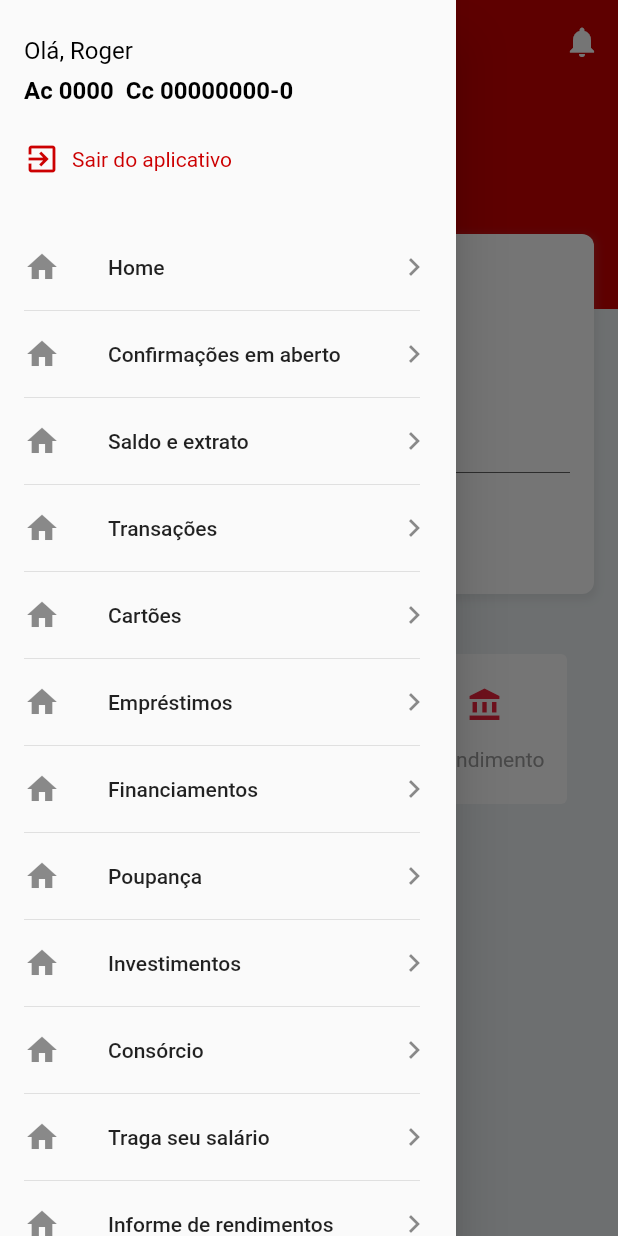
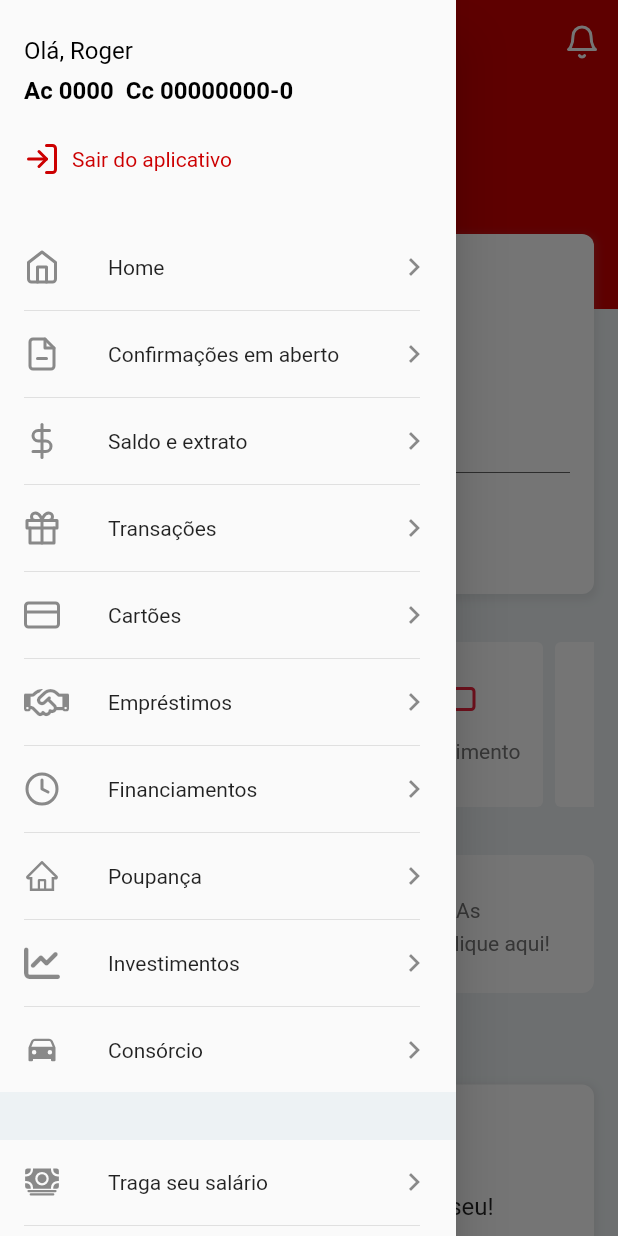
Before and after one commit to rbmelolima/UI-Clone-Santander, a Flutter app: the screen it shows after launch, with the side drawer open, on a phone screen of 412 x 824 dp. Run offline on Flutter 3.47's test engine with Material 2 defaults, Android fonts, the phone set to English and light mode, and no system bars; our stand-ins replace flutter_icons, mask_text_input_formatter.

Commit message:
feat: criando section dos cartões e ajustando os ícones

```diff
--- a/lib/components/Drawer/index.dart
+++ b/lib/components/Drawer/index.dart
@@ -1,4 +1,6 @@
 import 'package:flutter/material.dart';
+import 'package:flutter_icons/flutter_icons.dart';
+
 import 'package:ui_bank/components/UserAccountInformation/index.dart';
 
 class DrawerHeaderAccount extends StatelessWidget {
@@ -22,7 +24,7 @@ class DrawerHeaderAccount extends StatelessWidget {
               child: Row(
                 children: [
                   Icon(
-                    Icons.exit_to_app,
+                    Feather.log_in,
                     color: Theme.of(context).primaryColor,
                   ),
                   Container(
@@ -45,116 +47,122 @@ class DrawerHeaderAccount extends StatelessWidget {
   }
 }
 
+// ignore: must_be_immutable
 class DrawerList extends StatelessWidget {
   @override
   Widget build(BuildContext context) {
     return Column(
       children: [
         ListTile(
-          leading: Icon(Icons.home),
+          leading: Icon(Feather.home),
           trailing: Icon(Icons.keyboard_arrow_right),
-          title: Text("Home"),
+          title: Text("Home", style: textStyle),
           onTap: () {},
         ),
         _customDivider(),
         ListTile(
-          leading: Icon(Icons.home),
+          leading: Icon(Feather.file_minus),
           trailing: Icon(Icons.keyboard_arrow_right),
-          title: Text("Confirmações em aberto"),
+          title: Text("Confirmações em aberto", style: textStyle),
           onTap: () {},
         ),
         _customDivider(),
         ListTile(
-          leading: Icon(Icons.home),
+          leading: Icon(Feather.dollar_sign),
           trailing: Icon(Icons.keyboard_arrow_right),
-          title: Text("Saldo e extrato"),
+          title: Text("Saldo e extrato", style: textStyle),
           onTap: () {},
         ),
         _customDivider(),
         ListTile(
-          leading: Icon(Icons.home),
+          leading: Icon(Feather.gift),
           trailing: Icon(Icons.keyboard_arrow_right),
-          title: Text("Transações"),
+          title: Text("Transações", style: textStyle),
           onTap: () {},
         ),
         _customDivider(),
         ListTile(
-          leading: Icon(Icons.home),
+          leading: Icon(Feather.credit_card),
           trailing: Icon(Icons.keyboard_arrow_right),
-          title: Text("Cartões"),
+          title: Text("Cartões", style: textStyle),
           onTap: () {},
         ),
         _customDivider(),
         ListTile(
-          leading: Icon(Icons.home),
+          leading: Icon(FontAwesome.handshake_o),
           trailing: Icon(Icons.keyboard_arrow_right),
-          title: Text("Empréstimos"),
+          title: Text("Empréstimos", style: textStyle),
           onTap: () {},
         ),
         _customDivider(),
         ListTile(
-          leading: Icon(Icons.home),
+          leading: Icon(Feather.clock),
           trailing: Icon(Icons.keyboard_arrow_right),
-          title: Text("Financiamentos"),
+          title: Text("Financiamentos", style: textStyle),
           onTap: () {},
         ),
         _customDivider(),
         ListTile(
-          leading: Icon(Icons.home),
+          leading: Icon(AntDesign.home),
           trailing: Icon(Icons.keyboard_arrow_right),
-          title: Text("Poupança"),
+          title: Text("Poupança", style: textStyle),
           onTap: () {},
         ),
         _customDivider(),
         ListTile(
-          leading: Icon(Icons.home),
+          leading: Icon(FontAwesome.line_chart),
           trailing: Icon(Icons.keyboard_arrow_right),
-          title: Text("Investimentos"),
+          title: Text("Investimentos", style: textStyle),
           onTap: () {},
         ),
         _customDivider(),
         ListTile(
-          leading: Icon(Icons.home),
+          leading: Icon(Ionicons.ios_car),
           trailing: Icon(Icons.keyboard_arrow_right),
-          title: Text("Consórcio"),
+          title: Text("Consórcio", style: textStyle),
+          onTap: () {},
+        ),
+        _whiteSpace(),
+        ListTile(
+          leading: Icon(Ionicons.ios_cash),
+          trailing: Icon(Icons.keyboard_arrow_right),
+          title: Text("Traga seu salário", style: textStyle),
           onTap: () {},
         ),
         _customDivider(),
         ListTile(
-          leading: Icon(Icons.home),
+          leading: Icon(Feather.activity),
           trailing: Icon(Icons.keyboard_arrow_right),
-          title: Text("Traga seu salário"),
+          title: Text("Informe de rendimentos", style: textStyle),
+          onTap: () {},
+        ),
+        ListTile(
+          leading: Icon(Feather.box),
+          trailing: Icon(Icons.keyboard_arrow_right),
+          title: Text("Serviços da conta", style: textStyle),
+          onTap: () {},
+        ),
+       _whiteSpace(),
+        ListTile(
+          leading: Icon(Feather.settings),
+          trailing: Icon(Icons.keyboard_arrow_right),
+          title: Text("Configurações", style: textStyle),
+          onTap: () {},
+        ),
+        _whiteSpace(),
+        ListTile(
+          leading: Icon(Feather.map_pin),
+          trailing: Icon(Icons.keyboard_arrow_right),
+          title: Text("Agências", style: textStyle),
           onTap: () {},
         ),
         _customDivider(),
         ListTile(
-          leading: Icon(Icons.home),
+          leading: Icon(Feather.message_circle),
           trailing: Icon(Icons.keyboard_arrow_right),
-          title: Text("Informe de rendimentos"),
+          title: Text("Atendimento", style: textStyle),
           onTap: () {},
         ),
-        _customDivider(),
-        ListTile(
-          leading: Icon(Icons.home),
-          trailing: Icon(Icons.keyboard_arrow_right),
-          title: Text("Configurações"),
-          onTap: () {},
-        ),
-        _customDivider(),
-        ListTile(
-          leading: Icon(Icons.home),
-          trailing: Icon(Icons.keyboard_arrow_right),
-          title: Text("Agências"),
-          onTap: () {},
-        ),
-        _customDivider(),
-        ListTile(
-          leading: Icon(Icons.home),
-          trailing: Icon(Icons.keyboard_arrow_right),
-          title: Text("Atendimento"),
-          onTap: () {},
-        ),
-        _customDivider(),
       ],
     );
   }
@@ -167,4 +175,11 @@ class DrawerList extends StatelessWidget {
       height: 2,
     ));
   }
+
+  Widget _whiteSpace() {
+    return Container(height: 32, color: Color(0xffEDF2F4));
+  }
+
+  TextStyle textStyle = TextStyle(
+      fontSize: 14, fontWeight: FontWeight.normal, color: Colors.black87);
 }
--- a/lib/main.dart
+++ b/lib/main.dart
@@ -21,7 +21,20 @@ class MyApp extends StatelessWidget {
         textTheme: TextTheme(
           //Textfields pattern
           subtitle1: TextStyle(fontSize: 16),
-
+          bodyText1: TextStyle(
+            fontSize: 18,
+            fontWeight: FontWeight.bold,
+          ),
+          caption: TextStyle(
+            color: Colors.grey[600],
+            height: 1.6,
+            fontSize: 14,
+          ),
+          headline1: TextStyle(
+            fontSize: 20,
+            fontWeight: FontWeight.normal,
+            color: Colors.black,
+          ),
         ),
         visualDensity: VisualDensity.adaptivePlatformDensity,
       ),
--- a/lib/screens/Account/index.dart
+++ b/lib/screens/Account/index.dart
@@ -1,4 +1,6 @@
 import 'package:flutter/material.dart';
+import 'package:flutter_icons/flutter_icons.dart';
+
 import 'package:ui_bank/components/Drawer/index.dart';
 import 'package:ui_bank/components/UserAccountInformation/index.dart';
 import 'package:ui_bank/style/Shadow/index.dart';
@@ -11,10 +13,10 @@ class Account extends StatelessWidget {
       appBar: AppBar(
         centerTitle: true,
         elevation: 0,
-        title: Text("Bank"),
+        title: Text("Santander"),
         actions: [
           IconButton(
-            icon: Icon(Icons.notifications),
+            icon: Icon(Feather.bell),
             onPressed: () {},
           )
         ],
@@ -28,6 +30,8 @@ class Account extends StatelessWidget {
         children: [
           _UserBalance(),
           _Shortcuts(),
+          _ShoppingCard(),
+          _UserCards(),
         ],
       ),
     );
@@ -45,7 +49,10 @@ class _UserBalance extends StatelessWidget {
           alignment: Alignment.centerLeft,
           color: Theme.of(context).primaryColor,
           child: Padding(
-            padding: EdgeInsets.symmetric(vertical: 24, horizontal: 16),
+            padding: EdgeInsets.symmetric(
+              vertical: 24,
+              horizontal: 16,
+            ),
             child: UserAccountInformation(
               textColor: Colors.white,
             ),
@@ -67,15 +74,12 @@ class _UserBalance extends StatelessWidget {
                 child: Row(
                   children: [
                     Container(
-                      child: Icon(Icons.monetization_on),
+                      child: Icon(FontAwesome.dollar),
                       margin: EdgeInsets.only(right: 16),
                     ),
                     Text(
                       "Saldo disponível",
-                      style: TextStyle(
-                        fontSize: 20,
-                        fontWeight: FontWeight.w300,
-                      ),
+                      style: Theme.of(context).textTheme.headline1,
                     ),
                   ],
                 ),
@@ -135,49 +139,71 @@ class _Shortcuts extends StatelessWidget {
   @override
   Widget build(BuildContext context) {
     return Container(
-      height: 116,
+      height: 126,
       color: Theme.of(context).backgroundColor,
       width: double.infinity,
       padding: EdgeInsets.symmetric(horizontal: 16, vertical: 8),
-      margin: EdgeInsets.symmetric(vertical: 32),
+      margin: EdgeInsets.symmetric(vertical: 24),
       child: ListView(
         scrollDirection: Axis.horizontal,
         children: [
           _shortcutCard(
-            icon: Icons.account_balance,
+            icon: Feather.credit_card,
             iconColor: Theme.of(context).primaryColorLight,
             position: 1,
-            text: "Pagar"
+            text: "Pagar",
+            textStyle: Theme.of(context).textTheme.caption,
           ),
           _shortcutCard(
-            icon: Icons.account_balance,
+            icon: Feather.gift,
             iconColor: Theme.of(context).primaryColorLight,
             position: 2,
-            text: "Transferir"
+            text: "Transferir",
+            textStyle: Theme.of(context).textTheme.caption,
           ),
           _shortcutCard(
-            icon: Icons.account_balance,
+            icon: Feather.message_square,
             iconColor: Theme.of(context).primaryColorLight,
             position: 3,
-            text: "Atendimento"
+            text: "Atendimento",
+            textStyle: Theme.of(context).textTheme.caption,
+          ),
+          _shortcutCard(
+            icon: Feather.smartphone,
+            iconColor: Theme.of(context).primaryColorLight,
+            position: 4,
+            text: "Recarga",
+            textStyle: Theme.of(context).textTheme.caption,
+          ),
+          _shortcutCard(
+            icon: Feather.file,
+            iconColor: Theme.of(context).primaryColorLight,
+            position: 5,
+            text: "Boletos",
+            textStyle: Theme.of(context).textTheme.caption,
           ),
         ],
       ),
     );
   }
-}
 
-Widget _shortcutCard(
-    {Color iconColor, IconData icon, String text, int position}) {
+  Widget _shortcutCard({
+    Color iconColor,
+    IconData icon,
+    String text,
+    int position,
+    TextStyle textStyle,
+  }) {
     return Container(
       width: 110,
       margin: position % 2 == 0
-        ? EdgeInsets.only(right: 16, left: 16)
+          ? EdgeInsets.only(right: 8, left: 8)
           : EdgeInsets.all(0),
       decoration: BoxDecoration(
         borderRadius: BorderRadius.circular(4),
         color: Colors.white,
       ),
+      padding: EdgeInsets.all(8),
       child: Column(
         mainAxisAlignment: MainAxisAlignment.center,
         crossAxisAlignment: CrossAxisAlignment.center,
@@ -187,13 +213,128 @@ Widget _shortcutCard(
             color: iconColor,
           ),
           Container(
-          margin: EdgeInsets.only(top: 16),
+            margin: EdgeInsets.only(top: 8),
             child: Text(
               text,
-            style: TextStyle(color: Colors.grey),
+              textAlign: TextAlign.center,
+              style: textStyle,
             ),
           )
         ],
       ),
     );
   }
+}
+
+class _ShoppingCard extends StatelessWidget {
+  @override
+  Widget build(BuildContext context) {
+    return Container(
+      padding: EdgeInsets.symmetric(vertical: 24, horizontal: 16),
+      margin: EdgeInsets.only(left: 16, right: 16),
+      decoration: BoxDecoration(
+        borderRadius: BorderRadius.circular(8),
+        color: Colors.white,
+      ),
+      child: Row(
+        children: [
+          Expanded(
+            child: Icon(
+              Feather.shopping_cart,
+              color: Theme.of(context).primaryColor,
+            ),
+            flex: 1,
+          ),
+          Expanded(
+            flex: 4,
+            child: Text(
+              "Conheça o Shopping Santander: As melhores ofertas e benefícios. Clique aqui!",
+              style: Theme.of(context).textTheme.caption,
+            ),
+          )
+        ],
+      ),
+    );
+  }
+}
+
+class _UserCards extends StatelessWidget {
+  @override
+  Widget build(BuildContext context) {
+    return Container(
+      margin: EdgeInsets.symmetric(horizontal: 16, vertical: 24),
+      child: Column(
+        crossAxisAlignment: CrossAxisAlignment.start,
+        children: [
+          Text(
+            "Cartões",
+            style: TextStyle(
+              fontSize: 18,
+              fontWeight: FontWeight.bold,
+            ),
+          ),
+          Container(
+            width: double.infinity,
+            padding: EdgeInsets.all(16),
+            margin: EdgeInsets.only(top: 16),
+            decoration: BoxDecoration(
+              borderRadius: BorderRadius.circular(8),
+              color: Colors.white,
+              boxShadow: [defaultShadow],
+            ),
+            child: Column(
+              children: [
+                Container(
+                  child: Row(
+                    children: [
+                      Container(
+                        child: Icon(Feather.credit_card),
+                        margin: EdgeInsets.only(right: 16),
+                      ),
+                      Text(
+                        "Meus cartões",
+                        style: Theme.of(context).textTheme.headline1,
+                      ),
+                    ],
+                  ),
+                ),
+                Container(
+                  margin: EdgeInsets.only(top: 32, bottom: 16),
+                  child: Text(
+                    "Você não tem cartões. Peça o seu!",
+                    style: TextStyle(fontSize: 16),
+                  ),
+                ),
+                SizedBox(
+                  width: double.infinity,
+                  child: RaisedButton(
+                    elevation: 0,
+                    padding: EdgeInsets.symmetric(vertical: 16),
+                    color: Theme.of(context).primaryColor,
+                    textColor: Colors.white,
+                    child: Text("Pedir cartão"),
+                    onPressed: () {},
+                  ),
+                ),
+              ],
+            ),
+          ),
+          Container(height: 24),
+          SizedBox(
+            width: double.infinity,
+            child: OutlineButton(
+              onPressed: () {},
+              child: Text("Cartão Online"),
+              textColor: Theme.of(context).primaryColor,
+              padding: EdgeInsets.symmetric(vertical: 16),
+              shape: RoundedRectangleBorder(
+                borderRadius: BorderRadius.circular(4),
+              ),
+              borderSide: BorderSide(color: Theme.of(context).primaryColor),
+            ),
+          )
+        ],
+      ),
+    );
+  }
+}
--- a/pubspec.yaml
+++ b/pubspec.yaml
@@ -28,6 +28,7 @@ dependencies:
   # Use with the CupertinoIcons class for iOS style icons.
   cupertino_icons: ^0.1.3
   mask_text_input_formatter: ^1.1.0
+  flutter_icons: ^1.1.0
 
 dev_dependencies:
   flutter_test:
```
Also changed, not shown: pubspec.lock. Lines whose indentation alone changed are shown as unchanged.
